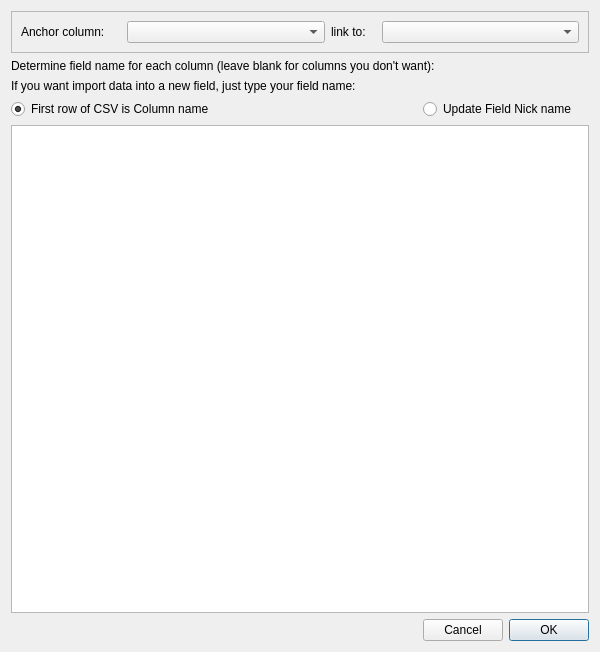
Before: the Qt Designer form annotatedialog.ui in WilsonImmunologyLab/VGenes, drawn with Qt 5.
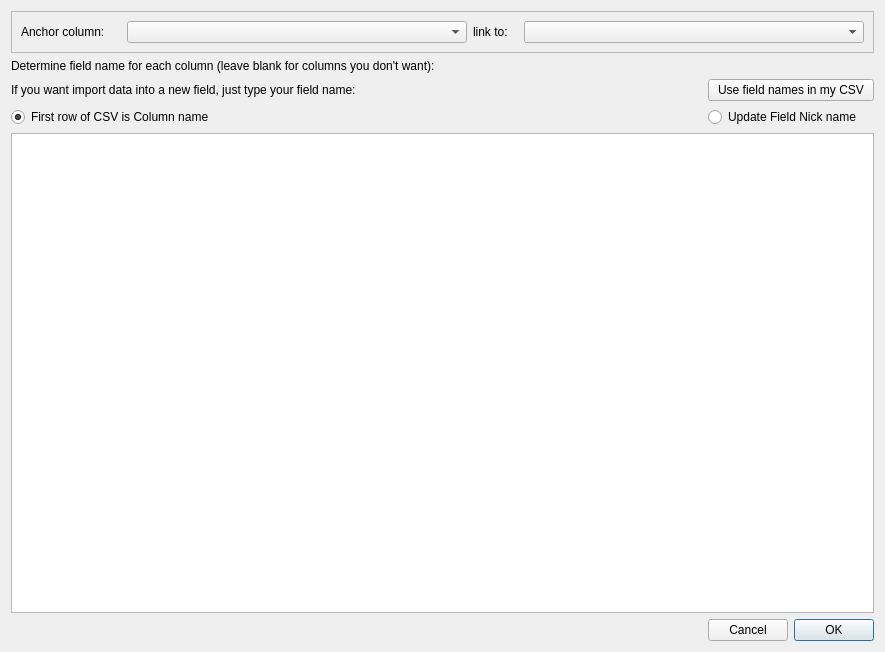
After: the same form once the commit is applied.

Commit message: add a autofill function for data annotation

```diff
--- a/annotatedialog.ui
+++ b/annotatedialog.ui
@@ -6,7 +6,7 @@
    <rect>
     <x>0</x>
     <y>0</y>
-    <width>600</width>
+    <width>885</width>
     <height>652</height>
    </rect>
   </property>
@@ -140,6 +140,13 @@
      </property>
     </widget>
    </item>
+   <item row="2" column="2" colspan="2">
+    <widget class="QPushButton" name="pushButtonCopyName">
+     <property name="text">
+      <string>Use field names in my CSV</string>
+     </property>
+    </widget>
+   </item>
   </layout>
  </widget>
  <resources/>
```
The commit also changes 2 other files.
